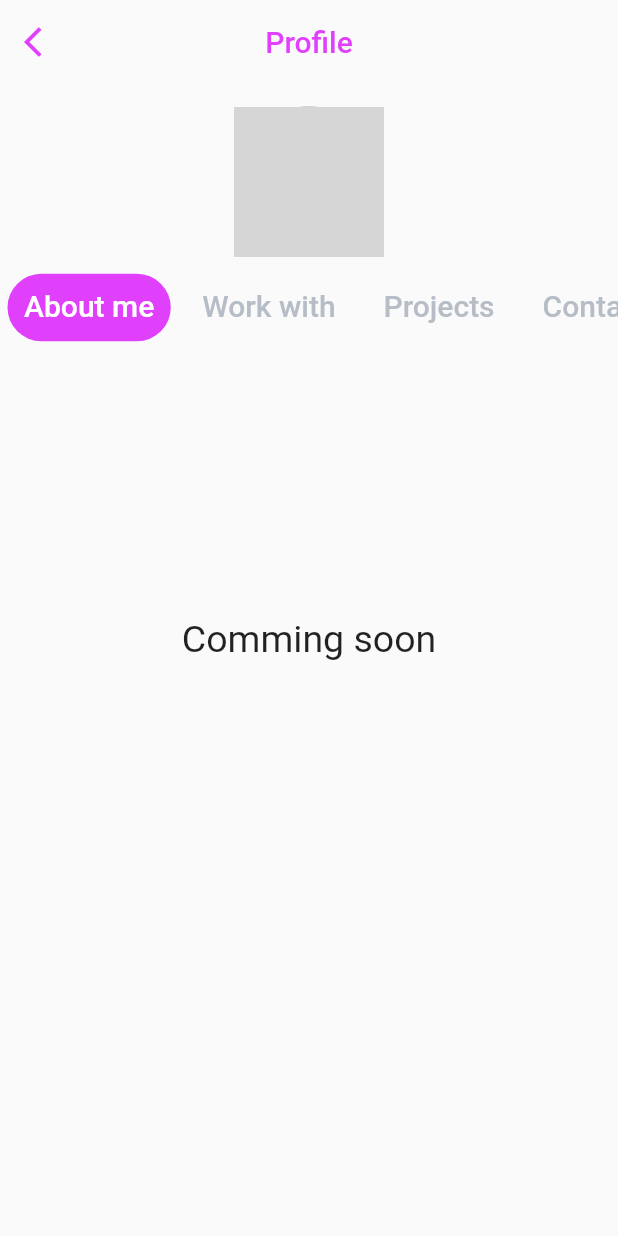
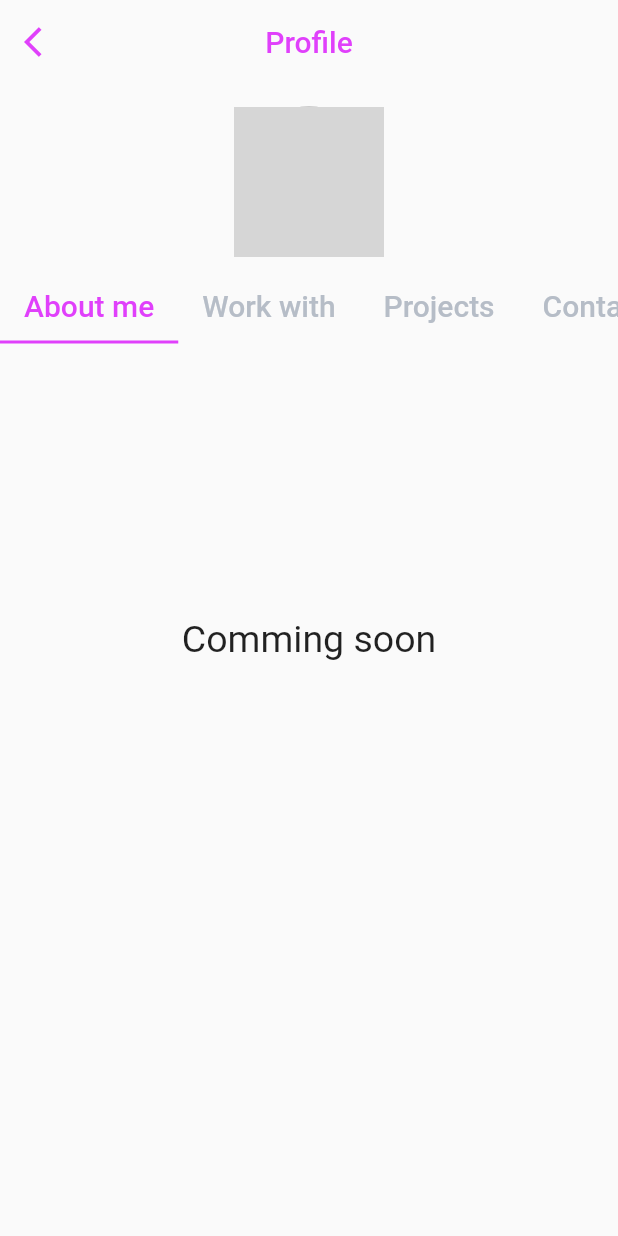
Before and after one commit to pawarlalit29/LP_Portfolio, a Flutter app: the Profile screen opened directly, on a phone screen of 412 x 824 dp. Run offline on Flutter 3.47's test engine with Material 2 defaults, Android fonts, the phone set to English and light mode, and no system bars; our stand-ins replace bubble_tab_indicator, dio, rxdart; Roboto replaces fonts that are missing (Montserrat); statements that could not run were skipped; grey boxes are pictures that could not be loaded.

Commit message:
commit upto 09-07-2019 11.45Pm

```diff
--- a/lib/main.dart
+++ b/lib/main.dart
@@ -1,5 +1,5 @@
 import 'package:flutter/material.dart';
-import 'package:lp_portfolio/UserInterface/dashboard.dart';
+import 'package:lp_portfolio/user_interface/dashboard.dart';
 
 void main() => runApp(MyApp());
 
--- a/lib/repository/repository.dart
+++ b/lib/repository/repository.dart
@@ -1,5 +1,4 @@
-import 'dart:async';
-import 'package:lp_portfolio/Model/ProfileData.dart';
+import 'package:lp_portfolio/Model/profile_data.dart';
 import 'package:lp_portfolio/repository/web_api.dart';
 
 
--- a/lib/repository/web_api.dart
+++ b/lib/repository/web_api.dart
@@ -1,8 +1,4 @@
-import 'dart:async';
 import 'package:dio/dio.dart';
-import 'package:http/http.dart' as http;
-import 'dart:convert';
-import 'package:flutter/foundation.dart';
 import 'package:lp_portfolio/Model/profile_data.dart';
 
 const baseUrl = "https://demo8661550.mockable.io/";
@@ -12,7 +8,7 @@ class WebApiProvider{
 
 Dio _dio;
 
-  UserApiProvider() {
+  WebApiProvider() {
     Options options = Options(receiveTimeout: 5000, connectTimeout: 5000);
     _dio = Dio(options);
     _setupLoggingInterceptor();
--- a/lib/user_interface/dashboard_bloc.dart
+++ b/lib/user_interface/dashboard_bloc.dart
@@ -1,13 +1,11 @@
 
+import 'package:lp_portfolio/Model/profile_data.dart';
 import 'package:lp_portfolio/repository/repository.dart';
-import 'package:lp_portfolio/model/profile_data.dart';
 import 'package:rxdart/rxdart.dart';
 
 class DashboardBloc{
   final _repository = new Repository();
-  final _profileFetcher = PublishSubject<ProfileData>();
-
-final BehaviorSubject<ProfileData> _subject =
+ final BehaviorSubject<ProfileData> _subject =
       BehaviorSubject<ProfileData>();
 
   getUser() async {
--- a/lib/user_interface/profile.dart
+++ b/lib/user_interface/profile.dart
@@ -52,11 +52,11 @@ class _ProfileState extends State<Profile> with SingleTickerProviderStateMixin {
         Container(
           child: Padding(
             padding: EdgeInsets.all(20),
-            child: Text(),
+            child: Text("About us"),
           ),
         )
       ],
-    )
+    );
   }
 
   Widget mainLayout() {
@@ -86,14 +86,14 @@ class _ProfileState extends State<Profile> with SingleTickerProviderStateMixin {
             padding: EdgeInsets.only(top: 10.0),
             child: TabBar(
               indicatorSize: TabBarIndicatorSize.tab,
-              indicator: new BubbleTabIndicator(
-                indicatorHeight: 45.0,
-                indicatorColor: Colors.purpleAccent,
-                tabBarIndicatorSize: TabBarIndicatorSize.tab,
-              ),
+              // indicator: new BubbleTabIndicator(
+              //   indicatorHeight: 45.0,
+              //   indicatorColor: Colors.purpleAccent,
+              //   tabBarIndicatorSize: TabBarIndicatorSize.tab,
+              // ),
               controller: tabController,
-              indicatorColor: Colors.transparent,
-              labelColor: Colors.white,
+              indicatorColor: Colors.purpleAccent,
+              labelColor: Colors.purpleAccent,
               isScrollable: true,
               unselectedLabelColor: Color(0xFFB6BDC7),
               tabs: <Widget>[
```
Also changed, not shown: lib/Model/profile_data.dart (+9 -19 lines), lib/user_interface/dashboard.dart (+23 -18 lines).
